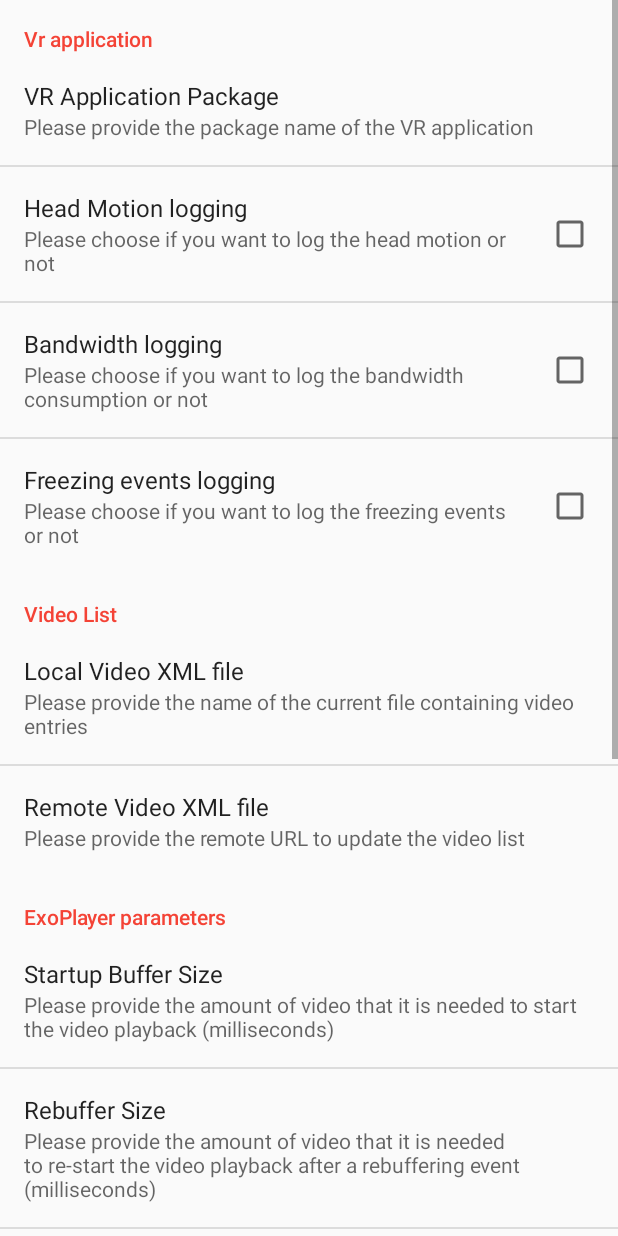
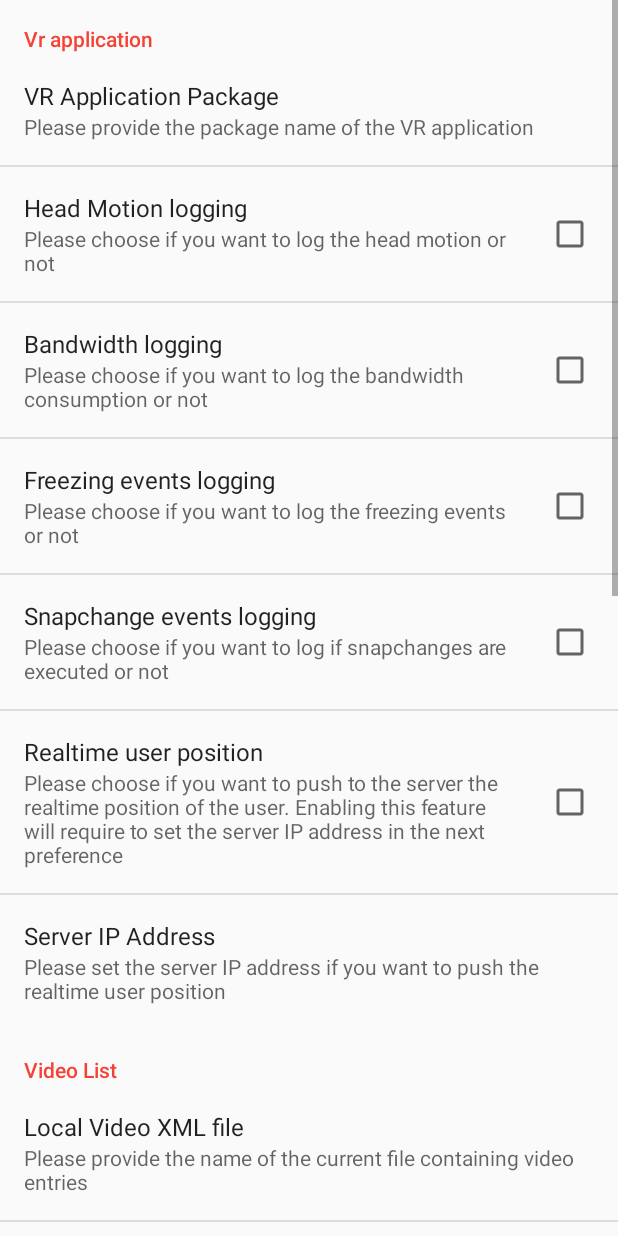
Before and after one commit to UCA4SVR/TOUCAN_VR_parametrizer, an Android app: the PreferencesActivity screen opened directly, with no data from a screen before it, on a phone screen of 412 x 824 dp. Run offline under Robolectric (Android 15) with nearby library versions, the phone set to English and light mode, and no system bars.

Commit message:
Added new preferences
+ Log if the snapchange happened
+ Push the realtime user position to the server
+ Server IP address

```diff
--- a/app/src/main/java/fr/unice/i3s/uca4svr/toucan_vr_parametrizing/StartVRApp.java
+++ b/app/src/main/java/fr/unice/i3s/uca4svr/toucan_vr_parametrizing/StartVRApp.java
@@ -53,6 +53,9 @@ abstract class StartVRApp {
             launchIntent.putExtra("headMotionLogging", preferences.getBoolean("headMotionLogging", false));
             launchIntent.putExtra("bandwidthLogging", preferences.getBoolean("bandwidthLogging", false));
             launchIntent.putExtra("freezingEventsLogging", preferences.getBoolean("freezingEventsLogging", false));
+            launchIntent.putExtra("snapchangeEventsLogging", preferences.getBoolean("snapchangeEventsLogging", false));
+            launchIntent.putExtra("realtimeEventsLogging", preferences.getBoolean("realtimeEventsLogging", false));
+            launchIntent.putExtra("serverIPAddress", preferences.getString("serverIPAddress", null));
             launchIntent.putExtra("W", Integer.parseInt(W));
             launchIntent.putExtra("H", Integer.parseInt(H));
             launchIntent.putExtra("tilesCSV", tiling);
@@ -88,6 +91,9 @@ abstract class StartVRApp {
             launchIntent.putExtra("headMotionLogging", preferences.getBoolean("headMotionLogging", false));
             launchIntent.putExtra("bandwidthLogging", preferences.getBoolean("bandwidthLogging", false));
             launchIntent.putExtra("freezingEventsLogging", preferences.getBoolean("freezingEventsLogging", false));
+            launchIntent.putExtra("snapchangeEventsLogging", preferences.getBoolean("snapchangeEventsLogging", false));
+            launchIntent.putExtra("realtimeEventsLogging", preferences.getBoolean("realtimeEventsLogging", false));
+            launchIntent.putExtra("serverIPAddress", preferences.getString("serverIPAddress", null));
             launchIntent.putExtra("W", Integer.parseInt(preferences.getString("W", null)));
             launchIntent.putExtra("H", Integer.parseInt(preferences.getString("H", null)));
             launchIntent.putExtra("tilesCSV", preferences.getString("tilesCSV", null));
--- a/app/src/main/res/values/preferences.xml
+++ b/app/src/main/res/values/preferences.xml
@@ -23,6 +23,21 @@
     <string name="PREFERENCE_freezing_log_key" translatable="false">freezingEventsLogging</string>
     <string name="PREFERENCE_freezing_log_summary">Please choose if you want to log the freezing events or not</string>
     <bool name="PREFERENCE_freezing_log_default">false</bool>
+
+    <string name="PREFERENCE_snapchange_log_title">Snapchange events logging</string>
+    <string name="PREFERENCE_snapchange_log_key" translatable="false">snapchangeEventsLogging</string>
+    <string name="PREFERENCE_snapchange_log_summary">Please choose if you want to log if snapchanges are executed or not</string>
+    <bool name="PREFERENCE_snapchange_log_default">false</bool>
+
+    <string name="PREFERENCE_realtime_log_title">Realtime user position</string>
+    <string name="PREFERENCE_realtime_log_key" translatable="false">realtimeEventsLogging</string>
+    <string name="PREFERENCE_realtime_log_summary">Please choose if you want to push to the server the realtime position of the user. Enabling this feature will require to set the server IP address in the next preference</string>
+    <bool name="PREFERENCE_realtime_log_default">false</bool>
+
+    <string name="PREFERENCE_server_IP_title">Server IP Address</string>
+    <string name="PREFERENCE_server_IP_key" translatable="false">serverIPAddress</string>
+    <string name="PREFERENCE_server_IP_summary">Please set the server IP address if you want to push the realtime user position</string>
+    <string name="PREFERENCE_server_IP_default">10.0.0.5</string>
 
     <!-- Video List Category -->
     <string name="PREFERENCE_video_list_category_title">Video List</string>
--- a/app/src/main/res/xml/preferences.xml
+++ b/app/src/main/res/xml/preferences.xml
@@ -20,6 +20,21 @@
             android:key="@string/PREFERENCE_freezing_log_key"
             android:summary="@string/PREFERENCE_freezing_log_summary"
             android:defaultValue="@bool/PREFERENCE_freezing_log_default"
+            />
+        <CheckBoxPreference android:title="@string/PREFERENCE_snapchange_log_title"
+            android:key="@string/PREFERENCE_snapchange_log_key"
+            android:summary="@string/PREFERENCE_snapchange_log_summary"
+            android:defaultValue="@bool/PREFERENCE_snapchange_log_default"
+            />
+        <CheckBoxPreference android:title="@string/PREFERENCE_realtime_log_title"
+            android:key="@string/PREFERENCE_realtime_log_key"
+            android:summary="@string/PREFERENCE_realtime_log_summary"
+            android:defaultValue="@bool/PREFERENCE_realtime_log_default"
+            />
+        <EditTextPreference android:title="@string/PREFERENCE_server_IP_title"
+            android:key="@string/PREFERENCE_server_IP_key"
+            android:summary="@string/PREFERENCE_server_IP_summary"
+            android:defaultValue="@string/PREFERENCE_server_IP_default"
             />
     </PreferenceCategory>
     <PreferenceCategory android:title="@string/PREFERENCE_video_list_category_title">
--- a/build.gradle
+++ b/build.gradle
@@ -5,7 +5,7 @@ buildscript {
         jcenter()
     }
     dependencies {
-        classpath 'com.android.tools.build:gradle:2.3.1'
+        classpath 'com.android.tools.build:gradle:2.3.3'
 
         // NOTE: Do not place your application dependencies here; they belong
         // in the individual module build.gradle files
```
